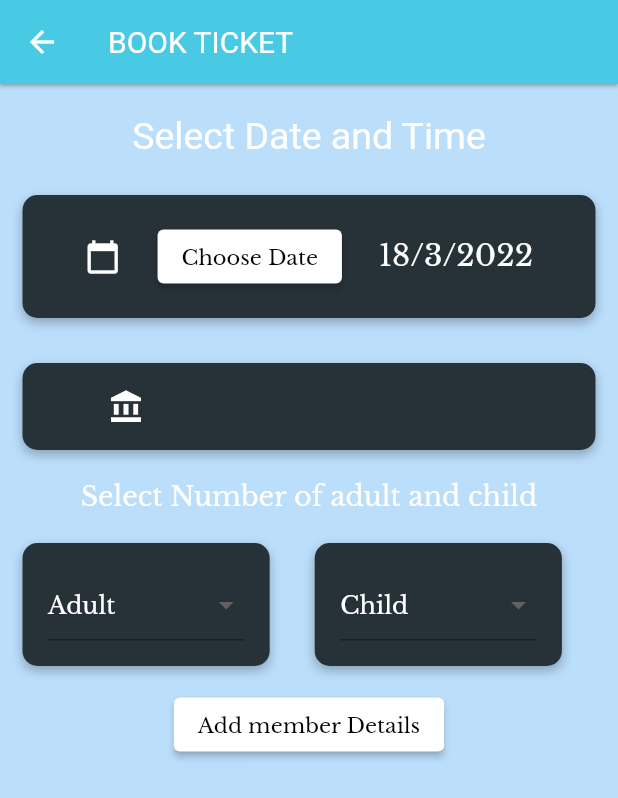
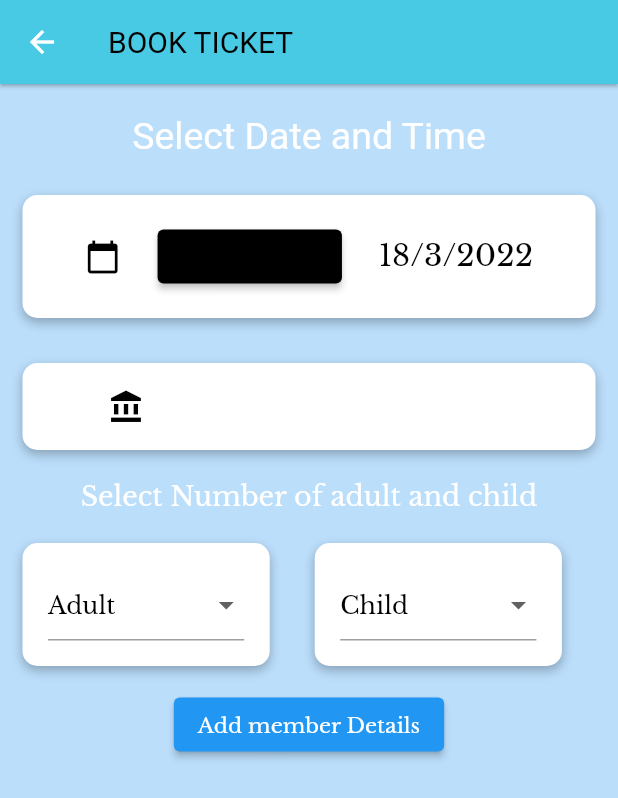
Before and after one commit to Aditi-Singh16/sih, a Flutter app: the BookTickets screen opened directly with empty values, on a phone screen of 412 x 824 dp. Shown: the top 798 px of the screen. Run offline on Flutter 3.47's test engine with Material 2 defaults, Android fonts, the light colour scheme and no system bars; our stand-ins replace carousel_pro_nullsafety, cloud_firestore, file_picker, firebase_auth, firebase_core, flutter_spinkit and 7 more; missing offline and left inert: cloudinary_public, qrscan, razorpay_flutter; accounts and stored records are empty; Roboto replaces fonts that are missing (salsa).

Commit message:
book ticket ui changed

```diff
--- a/lib/ui/user/book_ticket.dart
+++ b/lib/ui/user/book_ticket.dart
@@ -14,8 +14,7 @@ class BookTickets extends StatefulWidget {
       required this.city,
       required this.state,
       required this.mainPic,
-      required this.operatorID
-      })
+      required this.operatorID})
       : super(key: key);
 
   @override
@@ -139,7 +138,7 @@ class _BookTicketsState extends State<BookTickets> {
             text: TextSpan(
               text: 'BOOK TICKET',
               style: TextStyle(
-                color: Colors.white,
+                color: Colors.black,
                 fontSize: 20.0,
                 letterSpacing: 0.0,
               ),
@@ -177,7 +176,7 @@ class _BookTicketsState extends State<BookTickets> {
                     padding: EdgeInsets.all(17.0),
                     decoration: BoxDecoration(
                       borderRadius: BorderRadius.circular(10.0),
-                      color: Colors.blueGrey[900],
+                      color: Colors.white,
                       boxShadow: [
                         BoxShadow(
                           color: Colors.black26,
@@ -193,10 +192,10 @@ class _BookTicketsState extends State<BookTickets> {
                     child: Row(
                       mainAxisAlignment: MainAxisAlignment.spaceEvenly,
                       children: <Widget>[
-                        Icon(Icons.calendar_today, color: Colors.white),
+                        Icon(Icons.calendar_today, color: Colors.black),
                         ElevatedButton(
                           style:
-                              ElevatedButton.styleFrom(primary: Colors.white),
+                              ElevatedButton.styleFrom(primary: Colors.black),
                           onPressed: () {
                             _selectDate(context);
                           },
@@ -205,7 +204,7 @@ class _BookTicketsState extends State<BookTickets> {
                             style: TextStyle(color: Colors.black),
                           ),
                         ),
-                        Text(_date.text, style: TextStyle(color: Colors.white)),
+                        Text(_date.text, style: TextStyle(color: Colors.black)),
                       ],
                     ),
                   ),
@@ -214,7 +213,7 @@ class _BookTicketsState extends State<BookTickets> {
                     padding: EdgeInsets.all(17.0),
                     decoration: BoxDecoration(
                       borderRadius: BorderRadius.circular(10.0),
-                      color: Colors.blueGrey[900],
+                      color: Colors.white,
                       boxShadow: [
                         BoxShadow(
                           color: Colors.black26,
@@ -230,11 +229,11 @@ class _BookTicketsState extends State<BookTickets> {
                     child: Row(
                       children: <Widget>[
                         SizedBox(width: 40.0),
-                        Icon(Icons.account_balance, color: Colors.white),
+                        Icon(Icons.account_balance, color: Colors.black),
                         SizedBox(width: 25.0),
                         Text(widget.monumentName,
                             style:
-                                TextStyle(color: Colors.white, fontSize: 15.0)),
+                                TextStyle(color: Colors.black, fontSize: 15.0)),
                       ],
                     ),
                   ),
@@ -255,7 +254,7 @@ class _BookTicketsState extends State<BookTickets> {
                         width: MediaQuery.of(context).size.width * 0.4,
                         decoration: BoxDecoration(
                           borderRadius: BorderRadius.circular(10.0),
-                          color: Colors.blueGrey[900],
+                          color: Colors.white,
                           boxShadow: [
                             BoxShadow(
                               color: Colors.black26,
@@ -279,7 +278,7 @@ class _BookTicketsState extends State<BookTickets> {
                             validator: (String? newValue) =>
                                 newValue == null ? 'Adult' : null,
                             hint: Text('Adult',
-                                style: TextStyle(color: Colors.white)),
+                                style: TextStyle(color: Colors.black)),
                             // value: _division.text,
                             items: adultItems),
                       ),
@@ -289,7 +288,7 @@ class _BookTicketsState extends State<BookTickets> {
                         width: MediaQuery.of(context).size.width * 0.4,
                         decoration: BoxDecoration(
                           borderRadius: BorderRadius.circular(10.0),
-                          color: Colors.blueGrey[900],
+                          color: Colors.white,
                           boxShadow: [
                             BoxShadow(
                               color: Colors.black26,
@@ -313,14 +312,14 @@ class _BookTicketsState extends State<BookTickets> {
                             validator: (String? newValue) =>
                                 newValue == null ? 'Child' : null,
                             hint: Text('Child',
-                                style: TextStyle(color: Colors.white)),
+                                style: TextStyle(color: Colors.black)),
                             // value: _division.text,
                             items: childItems),
                       ),
                     ],
                   ),
                   ElevatedButton(
-                    style: ElevatedButton.styleFrom(primary: Colors.white),
+                    style: ElevatedButton.styleFrom(primary: Colors.blue),
                     onPressed: () {
                       setState(() {
                         showaddmembers = true;
@@ -341,7 +340,7 @@ class _BookTicketsState extends State<BookTickets> {
                     },
                     child: Text(
                       "Add member Details",
-                      style: TextStyle(color: Colors.black),
+                      style: TextStyle(color: Colors.white),
                     ),
                   ),
                   showaddmembers
@@ -382,7 +381,7 @@ class _BookTicketsState extends State<BookTickets> {
                                             decoration: BoxDecoration(
                                               borderRadius:
                                                   BorderRadius.circular(10.0),
-                                              color: Colors.blueGrey[900],
+                                              color: Colors.grey[600],
                                               boxShadow: [
                                                 BoxShadow(
                                                   color: Colors.black26,
@@ -423,7 +422,7 @@ class _BookTicketsState extends State<BookTickets> {
                                                             borderSide:
                                                                 BorderSide(
                                                                     color: Colors
-                                                                        .white),
+                                                                        .black),
                                                           ),
                                                           focusedBorder:
                                                               OutlineInputBorder(
@@ -431,12 +430,12 @@ class _BookTicketsState extends State<BookTickets> {
                                                                 BorderSide(
                                                                     width: 1,
                                                                     color: Colors
-                                                                        .white),
+                                                                        .black),
                                                           ),
                                                           labelText: 'Name',
                                                           labelStyle: TextStyle(
                                                               color:
-                                                                  Colors.white),
+                                                                  Colors.black),
                                                         ),
                                                       ),
                                                     ),
@@ -461,7 +460,7 @@ class _BookTicketsState extends State<BookTickets> {
                                                             borderSide:
                                                                 BorderSide(
                                                                     color: Colors
-                                                                        .white),
+                                                                        .black),
                                                           ),
                                                           focusedBorder:
                                                               OutlineInputBorder(
@@ -469,12 +468,12 @@ class _BookTicketsState extends State<BookTickets> {
                                                                 BorderSide(
                                                                     width: 1,
                                                                     color: Colors
-                                                                        .white),
+                                                                        .black),
                                                           ),
                                                           labelText: 'Age',
                                                           labelStyle: TextStyle(
                                                               color:
-                                                                  Colors.white),
+                                                                  Colors.black),
                                                         ),
                                                       ),
                                                     ),
@@ -507,7 +506,7 @@ class _BookTicketsState extends State<BookTickets> {
                                                             borderSide:
                                                                 BorderSide(
                                                                     color: Colors
-                                                                        .white),
+                                                                        .black),
                                                           ),
                                                           focusedBorder:
                                                               OutlineInputBorder(
@@ -515,13 +514,13 @@ class _BookTicketsState extends State<BookTickets> {
                                                                 BorderSide(
                                                                     width: 1,
                                                                     color: Colors
-                                                                        .white),
+                                                                        .black),
                                                           ),
                                                           labelText:
                                                               'Nationality',
                                                           labelStyle: TextStyle(
                                                               color:
-                                                                  Colors.white),
+                                                                  Colors.black),
                                                         ),
                                                       ),
                                                     ),
@@ -547,7 +546,7 @@ class _BookTicketsState extends State<BookTickets> {
                                                             borderSide:
                                                                 BorderSide(
                                                                     color: Colors
-                                                                        .white),
+                                                                        .black),
                                                           ),
                                                           focusedBorder:
                                                               OutlineInputBorder(
@@ -555,12 +554,12 @@ class _BookTicketsState extends State<BookTickets> {
                                                                 BorderSide(
                                                                     width: 1,
                                                                     color: Colors
-                                                                        .white),
+                                                                        .black),
                                                           ),
                                                           labelText: 'Gender',
                                                           labelStyle: TextStyle(
                                                               color:
-                                                                  Colors.white),
+                                                                  Colors.black),
                                                         ),
                                                       ),
                                                     ),
@@ -584,7 +583,7 @@ class _BookTicketsState extends State<BookTickets> {
                           width: MediaQuery.of(context).size.width * 0.4,
                           decoration: BoxDecoration(
                             borderRadius: BorderRadius.circular(10.0),
-                            color: Colors.blueGrey[900],
+                            color: Colors.blue,
                             boxShadow: [
                               BoxShadow(
                                 color: Colors.black26,
@@ -612,8 +611,7 @@ class _BookTicketsState extends State<BookTickets> {
                       : Visibility(visible: false, child: Text("HELLO")),
                   showaddmembers
                       ? ElevatedButton(
-                          style:
-                              ElevatedButton.styleFrom(primary: Colors.white),
+                          style: ElevatedButton.styleFrom(primary: Colors.blue),
                           onPressed: () async {
                             await openCheckout();
                             List lst = [];
@@ -653,23 +651,10 @@ class _BookTicketsState extends State<BookTickets> {
                           },
                           child: Text(
                             "Book Ticket",
-                            style: TextStyle(color: Colors.black),
+                            style: TextStyle(color: Colors.white),
                           ),
                         )
                       : Visibility(visible: false, child: Text("Book Ticket")),
-                  showaddmembers
-                      ? ElevatedButton(
-                          style:
-                              ElevatedButton.styleFrom(primary: Colors.white),
-                          onPressed: () async {
-                            await openCheckout();
-                          },
-                          child: Text(
-                            "Pay",
-                            style: TextStyle(color: Colors.black),
-                          ),
-                        )
-                      : Visibility(visible: false, child: Text("Pay")),
                 ],
               ),
             )));
```
